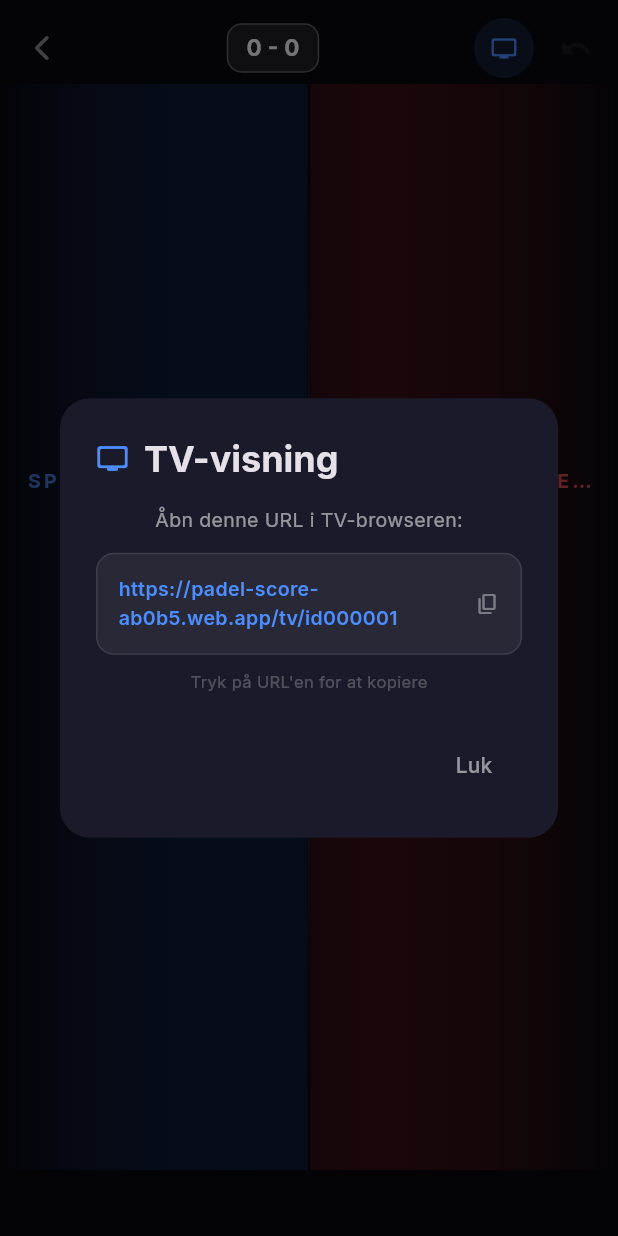
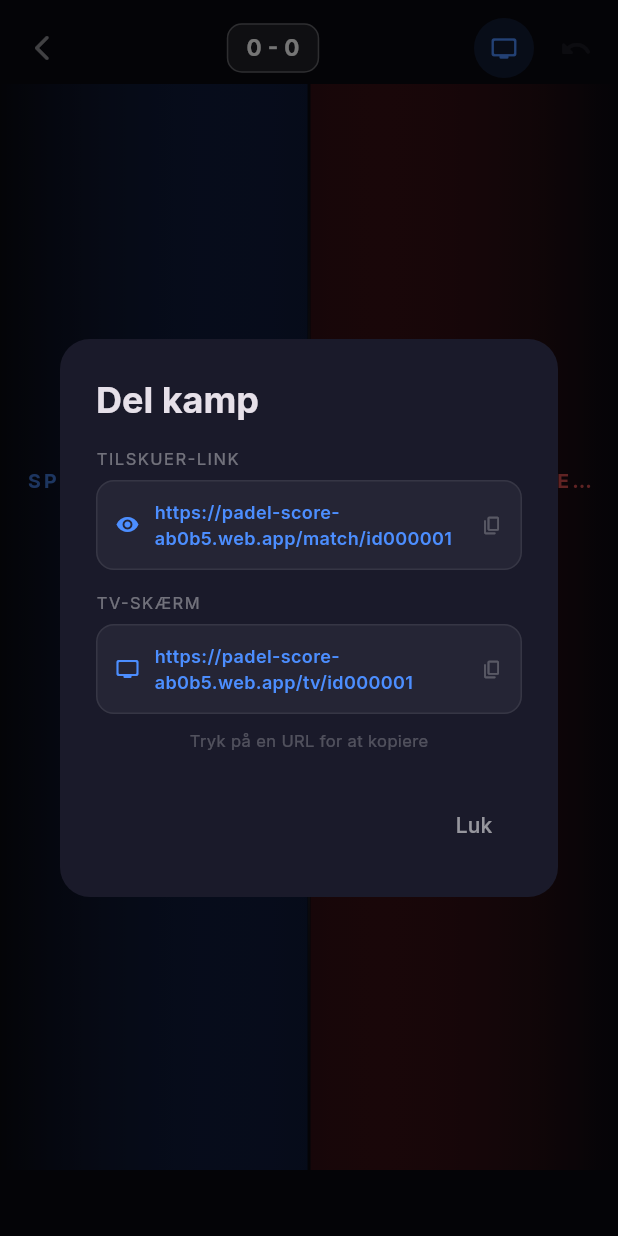
Before and after one commit to oumar969/padel-score, a Flutter app: the NewMatchScreen screen opened by its route, after a tap on "2v2", after a tap on "Start kamp", after a tap on the "tv" icon, on a phone screen of 412 x 824 dp. Run offline on Flutter 3.47's test engine with Material 3 defaults, Android fonts, the light colour scheme and no system bars; our stand-ins replace cloud_firestore, firebase_core, flutter_riverpod, go_router, google_fonts, shared_preferences; accounts and stored records are empty.

Commit message:
Add owner/spectator mode with live badge and share dialog

```diff
--- a/lib/providers/match_provider.dart
+++ b/lib/providers/match_provider.dart
@@ -3,8 +3,14 @@ import '../models/match_model.dart';
 import '../models/player_stats.dart';
 import '../models/scoring.dart' as scoring;
 import '../services/firestore_service.dart';
+import '../services/ownership_service.dart';
 
 final firestoreServiceProvider = Provider((_) => FirestoreService());
+final ownershipServiceProvider = Provider((_) => OwnershipService());
+
+final isMatchOwnerProvider = FutureProvider.family<bool, String>((ref, matchId) {
+  return ref.read(ownershipServiceProvider).isOwner(matchId);
+});
 
 final matchesProvider = StreamProvider<List<PadelMatch>>((ref) {
   return ref.watch(firestoreServiceProvider).watchMatches();
@@ -46,8 +52,10 @@ class MatchActions {
     String format,
     List<String> team1Players,
     List<String> team2Players,
-  ) {
-    return _service.createMatch(format, team1Players, team2Players);
+  ) async {
+    final id = await _service.createMatch(format, team1Players, team2Players);
+    await _ref.read(ownershipServiceProvider).claim(id);
+    return id;
   }
 
   Future<void> awardPoint(PadelMatch current, int team) async {
--- a/lib/screens/score_screen.dart
+++ b/lib/screens/score_screen.dart
@@ -14,17 +14,21 @@ class ScoreScreen extends ConsumerWidget {
   @override
   Widget build(BuildContext context, WidgetRef ref) {
     final matchAsync = ref.watch(matchProvider(matchId));
+    final ownerAsync = ref.watch(isMatchOwnerProvider(matchId));
+    final isOwner = ownerAsync.valueOrNull ?? false;
+
     return matchAsync.when(
       loading: () => const Scaffold(body: Center(child: CircularProgressIndicator())),
       error: (e, _) => Scaffold(body: Center(child: Text('Fejl: $e'))),
-      data: (match) => _ScoreView(match: match),
+      data: (match) => _ScoreView(match: match, isOwner: isOwner),
     );
   }
 }
 
 class _ScoreView extends ConsumerStatefulWidget {
   final PadelMatch match;
-  const _ScoreView({required this.match});
+  final bool isOwner;
+  const _ScoreView({required this.match, required this.isOwner});
 
   @override
   ConsumerState<_ScoreView> createState() => _ScoreViewState();
@@ -72,8 +76,10 @@ class _ScoreViewState extends ConsumerState<_ScoreView>
     final isFinished = match.status == MatchStatus.finished;
     final timer = ref.watch(matchTimerProvider(match.id)).valueOrNull ?? '00:00';
 
+    final isOwner = widget.isOwner;
+
     Future<void> onTap(int team) async {
-      if (isFinished) return;
+      if (!isOwner || isFinished) return;
       HapticFeedback.mediumImpact();
       await actions.awardPoint(match, team);
     }
@@ -84,7 +90,13 @@ class _ScoreViewState extends ConsumerState<_ScoreView>
         children: [
           Column(
             children: [
-              _TopBar(match: match, canUndo: canUndo, actions: actions, timer: timer),
+              _TopBar(
+                match: match,
+                canUndo: canUndo && isOwner,
+                actions: actions,
+                timer: timer,
+                isOwner: isOwner,
+              ),
               Expanded(
                 child: Row(
                   children: [
@@ -93,6 +105,7 @@ class _ScoreViewState extends ConsumerState<_ScoreView>
                       match: match,
                       flashController: _flashController,
                       onTap: () => onTap(1),
+                      isOwner: isOwner,
                     ),
                     _CenterDivider(match: match),
                     _TeamPanel(
@@ -100,6 +113,7 @@ class _ScoreViewState extends ConsumerState<_ScoreView>
                       match: match,
                       flashController: _flashController,
                       onTap: () => onTap(2),
+                      isOwner: isOwner,
                     ),
                   ],
                 ),
@@ -114,57 +128,59 @@ class _ScoreViewState extends ConsumerState<_ScoreView>
   }
 }
 
-void _showTvDialog(BuildContext context, String matchId) {
+void _copyUrl(BuildContext context, String url) {
+  Clipboard.setData(ClipboardData(text: url));
+  ScaffoldMessenger.of(context).showSnackBar(SnackBar(
+    content: Text('Kopieret!', style: GoogleFonts.inter(fontWeight: FontWeight.w600)),
+    backgroundColor: team1Color,
+    behavior: SnackBarBehavior.floating,
+    duration: const Duration(seconds: 2),
+    shape: RoundedRectangleBorder(borderRadius: BorderRadius.circular(10)),
+  ));
+}
+
+Widget _urlTile(BuildContext context, String label, String url, IconData icon) {
+  return Column(crossAxisAlignment: CrossAxisAlignment.start, children: [
+    Text(label, style: GoogleFonts.inter(fontSize: 11, color: Colors.white38, letterSpacing: 1)),
+    const SizedBox(height: 6),
+    GestureDetector(
+      onTap: () => _copyUrl(context, url),
+      child: Container(
+        padding: const EdgeInsets.all(12),
+        decoration: BoxDecoration(
+          color: Colors.white.withValues(alpha: 0.05),
+          borderRadius: BorderRadius.circular(12),
+          border: Border.all(color: Colors.white.withValues(alpha: 0.08)),
+        ),
+        child: Row(children: [
+          Icon(icon, size: 16, color: team1Color),
+          const SizedBox(width: 10),
+          Expanded(child: Text(url,
+              style: GoogleFonts.inter(fontSize: 12, color: team1Color, fontWeight: FontWeight.w600))),
+          const Icon(Icons.copy_rounded, size: 14, color: Colors.white24),
+        ]),
+      ),
+    ),
+  ]);
+}
+
+void _showShareDialog(BuildContext context, String matchId) {
   const base = 'https://padel-score-ab0b5.web.app';
-  final url = '$base/tv/$matchId';
+  final spectatorUrl = '$base/match/$matchId';
+  final tvUrl = '$base/tv/$matchId';
+
   showDialog(
     context: context,
     builder: (_) => AlertDialog(
       backgroundColor: const Color(0xFF1A1A2A),
       shape: RoundedRectangleBorder(borderRadius: BorderRadius.circular(20)),
-      title: Row(children: [
-        const Icon(Icons.tv_rounded, color: team1Color, size: 22),
-        const SizedBox(width: 10),
-        Text('TV-visning', style: GoogleFonts.inter(fontWeight: FontWeight.w700)),
-      ]),
+      title: Text('Del kamp', style: GoogleFonts.inter(fontWeight: FontWeight.w700)),
       content: Column(mainAxisSize: MainAxisSize.min, children: [
-        Text('Åbn denne URL i TV-browseren:',
-            style: GoogleFonts.inter(color: Colors.white54, fontSize: 13)),
-        const SizedBox(height: 12),
-        GestureDetector(
-          onTap: () {
-            Clipboard.setData(ClipboardData(text: url));
-            ScaffoldMessenger.of(context).showSnackBar(
-              SnackBar(
-                content: Text('URL kopieret!',
-                    style: GoogleFonts.inter(fontWeight: FontWeight.w600)),
-                backgroundColor: team1Color,
-                behavior: SnackBarBehavior.floating,
-                duration: const Duration(seconds: 2),
-                shape: RoundedRectangleBorder(borderRadius: BorderRadius.circular(10)),
-              ),
-            );
-          },
-          child: Container(
-            padding: const EdgeInsets.all(14),
-            decoration: BoxDecoration(
-              color: Colors.white.withValues(alpha: 0.06),
-              borderRadius: BorderRadius.circular(12),
-              border: Border.all(color: Colors.white.withValues(alpha: 0.1)),
-            ),
-            child: Row(children: [
-              Expanded(
-                child: Text(url,
-                    style: GoogleFonts.inter(
-                        fontSize: 13, color: team1Color, fontWeight: FontWeight.w600)),
-              ),
-              const SizedBox(width: 8),
-              const Icon(Icons.copy_rounded, size: 16, color: Colors.white38),
-            ]),
-          ),
-        ),
+        _urlTile(context, 'TILSKUER-LINK', spectatorUrl, Icons.visibility_rounded),
+        const SizedBox(height: 14),
+        _urlTile(context, 'TV-SKÆRM', tvUrl, Icons.tv_rounded),
         const SizedBox(height: 10),
-        Text('Tryk på URL\'en for at kopiere',
+        Text('Tryk på en URL for at kopiere',
             style: GoogleFonts.inter(fontSize: 11, color: Colors.white24)),
       ]),
       actions: [
@@ -177,16 +193,66 @@ void _showTvDialog(BuildContext context, String matchId) {
   );
 }
 
+class _LiveBadge extends StatefulWidget {
+  @override
+  State<_LiveBadge> createState() => _LiveBadgeState();
+}
+
+class _LiveBadgeState extends State<_LiveBadge> with SingleTickerProviderStateMixin {
+  late AnimationController _ctrl;
+
+  @override
+  void initState() {
+    super.initState();
+    _ctrl = AnimationController(vsync: this, duration: const Duration(milliseconds: 800))
+      ..repeat(reverse: true);
+  }
+
+  @override
+  void dispose() { _ctrl.dispose(); super.dispose(); }
+
+  @override
+  Widget build(BuildContext context) {
+    return Padding(
+      padding: const EdgeInsets.only(right: 8),
+      child: Container(
+        padding: const EdgeInsets.symmetric(horizontal: 10, vertical: 5),
+        decoration: BoxDecoration(
+          color: team2Color.withValues(alpha: 0.12),
+          borderRadius: BorderRadius.circular(8),
+          border: Border.all(color: team2Color.withValues(alpha: 0.3)),
+        ),
+        child: Row(mainAxisSize: MainAxisSize.min, children: [
+          FadeTransition(
+            opacity: Tween<double>(begin: 0.3, end: 1.0).animate(_ctrl),
+            child: Container(
+              width: 6, height: 6,
+              decoration: const BoxDecoration(color: team2Color, shape: BoxShape.circle),
+            ),
+          ),
+          const SizedBox(width: 6),
+          Text('LIVE', style: GoogleFonts.inter(
+            fontSize: 11, fontWeight: FontWeight.w800,
+            letterSpacing: 1.5, color: team2Color,
+          )),
+        ]),
+      ),
+    );
+  }
+}
+
 class _TopBar extends ConsumerWidget {
   final PadelMatch match;
   final bool canUndo;
   final MatchActions actions;
   final String timer;
+  final bool isOwner;
   const _TopBar({
     required this.match,
     required this.canUndo,
     required this.actions,
     required this.timer,
+    required this.isOwner,
   });
 
   @override
@@ -204,13 +270,18 @@ class _TopBar extends ConsumerWidget {
                 onPressed: () => context.pop(),
               ),
               Expanded(child: _SetRow(match: match)),
+
+              // Tilskuer-badge ELLER TV + Undo til ejer
+              if (!isOwner)
+                _LiveBadge()
+              else ...[
                 IconButton(
                   style: IconButton.styleFrom(
                     backgroundColor: team1Color.withValues(alpha: 0.15),
                     foregroundColor: team1Color,
                   ),
                   icon: const Icon(Icons.tv_rounded, size: 18),
-                onPressed: () => _showTvDialog(context, match.id),
+                  onPressed: () => _showShareDialog(context, match.id),
                 ),
                 AnimatedOpacity(
                   opacity: canUndo ? 1 : 0.2,
@@ -221,6 +292,7 @@ class _TopBar extends ConsumerWidget {
                     onPressed: canUndo ? () => actions.undo(match.id) : null,
                   ),
                 ),
+              ],
             ],
           ),
           if (match.matchStartedAt != null)
@@ -310,12 +382,14 @@ class _TeamPanel extends StatelessWidget {
   final PadelMatch match;
   final AnimationController flashController;
   final VoidCallback onTap;
+  final bool isOwner;
 
   const _TeamPanel({
     required this.team,
     required this.match,
     required this.flashController,
     required this.onTap,
+    required this.isOwner,
   });
 
   @override
@@ -425,17 +499,19 @@ class _TeamPanel extends StatelessWidget {
 
               const SizedBox(height: 28),
 
-              // Tap hint
+              // Tap hint / tilskuer label
               if (match.status == MatchStatus.active)
                 Row(
                   mainAxisAlignment: MainAxisAlignment.center,
                   children: [
-                    Icon(Icons.touch_app_rounded,
+                    Icon(
+                      isOwner ? Icons.touch_app_rounded : Icons.visibility_rounded,
                       size: 14,
-                        color: color.withValues(alpha: 0.25)),
+                      color: color.withValues(alpha: 0.25),
+                    ),
                     const SizedBox(width: 4),
                     Text(
-                      'TAP',
+                      isOwner ? 'TAP' : 'TILSKUER',
                       style: GoogleFonts.inter(
                         fontSize: 11,
                         fontWeight: FontWeight.w700,
--- /dev/null
+++ b/lib/services/ownership_service.dart
@@ -0,0 +1,19 @@
+import 'package:shared_preferences/shared_preferences.dart';
+
+class OwnershipService {
+  static const _key = 'owned_matches';
+
+  Future<void> claim(String matchId) async {
+    final prefs = await SharedPreferences.getInstance();
+    final owned = prefs.getStringList(_key) ?? [];
+    if (!owned.contains(matchId)) {
+      owned.add(matchId);
+      await prefs.setStringList(_key, owned);
+    }
+  }
+
+  Future<bool> isOwner(String matchId) async {
+    final prefs = await SharedPreferences.getInstance();
+    return (prefs.getStringList(_key) ?? []).contains(matchId);
+  }
+}
--- a/pubspec.yaml
+++ b/pubspec.yaml
@@ -29,6 +29,9 @@ dependencies:
   # UI
   google_fonts: ^6.2.1
 
+  # Local storage (ejer-token)
+  shared_preferences: ^2.3.5
+
 dev_dependencies:
   flutter_test:
     sdk: flutter
```
Also changed, not shown: pubspec.lock, 1 other file. Lines whose indentation alone changed are shown as unchanged.
